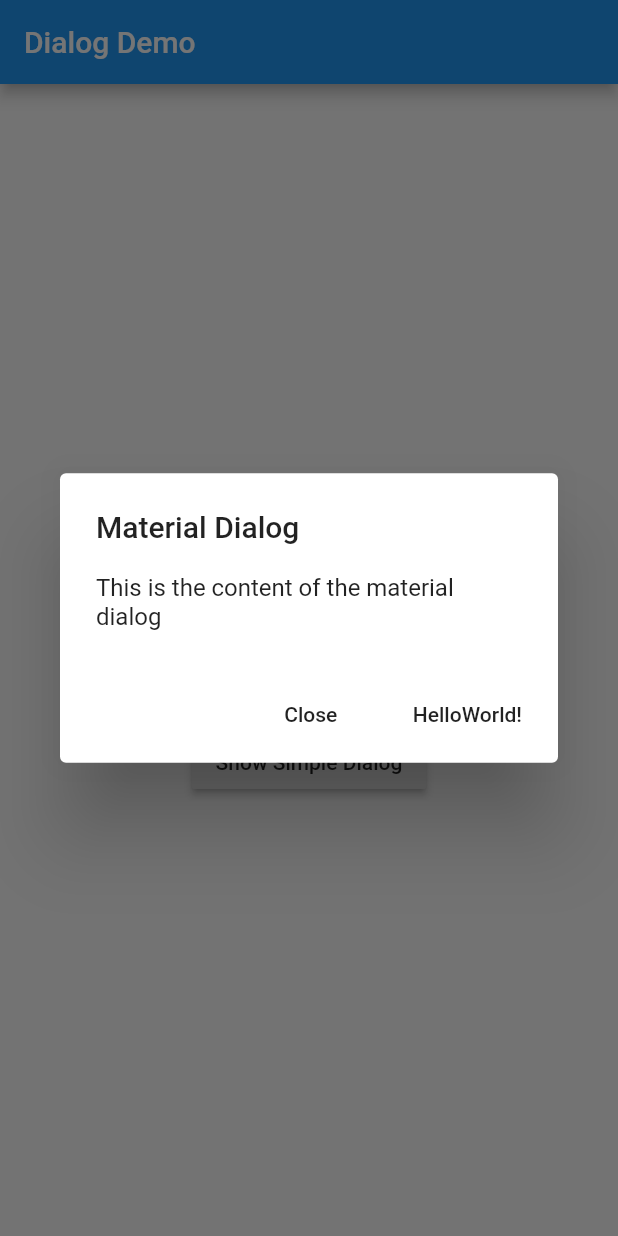
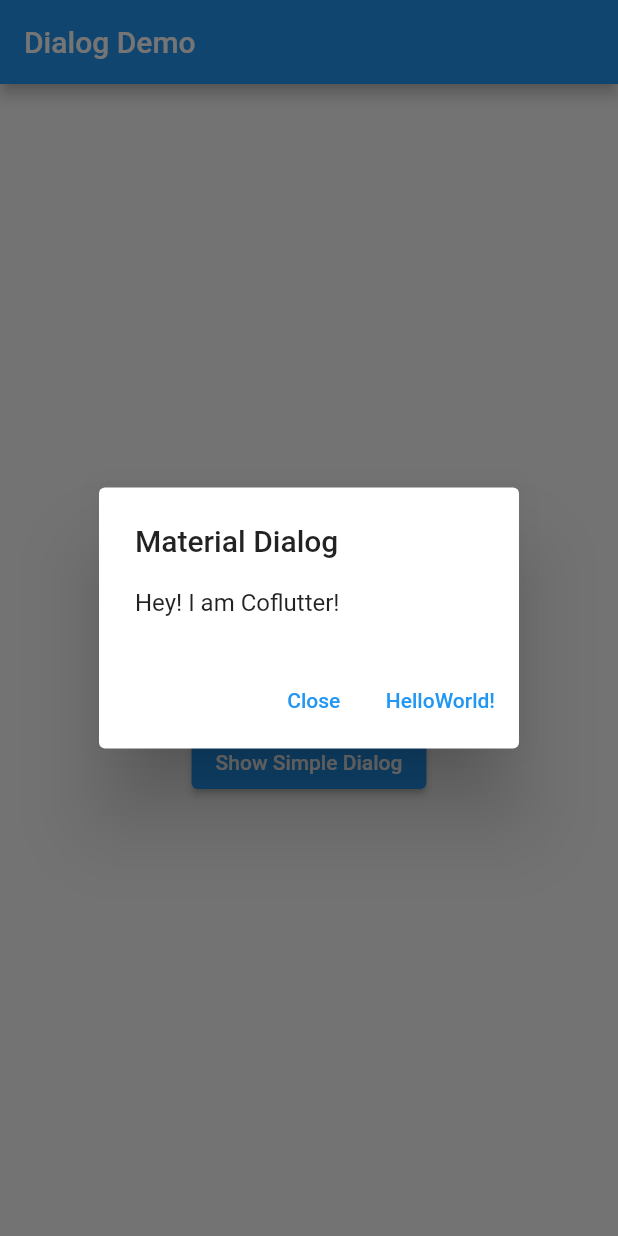
Before and after one commit to pdkcoder/coflutter, a Flutter app: the StatelessWidgetDemo screen opened directly, after a tap on "Show Material Dialog", on a phone screen of 412 x 824 dp. Run offline on Flutter 3.47's test engine with Material 2 defaults, Android fonts, the phone set to English and light mode, and no system bars.

Commit message:
Update code: replace deprecated widgets

```diff
--- a/lib/flutter/dialog/show_dialog_demo.dart
+++ b/lib/flutter/dialog/show_dialog_demo.dart
@@ -35,7 +35,7 @@ class _StatelessWidgetDemoState extends State<StatelessWidgetDemo> {
               child: Column(
                 mainAxisAlignment: MainAxisAlignment.center,
                 children: <Widget>[
-                  RaisedButton(
+                  ElevatedButton(
                     onPressed: () {
                       _showMaterialDialog();
                     },
@@ -44,7 +44,7 @@ class _StatelessWidgetDemoState extends State<StatelessWidgetDemo> {
                   SizedBox(
                     height: 20,
                   ),
-                  RaisedButton(
+                  ElevatedButton(
                     onPressed: () {
                       _showCupertinoDialog();
                     },
@@ -53,7 +53,7 @@ class _StatelessWidgetDemoState extends State<StatelessWidgetDemo> {
                   SizedBox(
                     height: 20,
                   ),
-                  RaisedButton(
+                  ElevatedButton(
                     onPressed: () {
                       _showSimpleDialog();
                     },
@@ -70,14 +70,14 @@ class _StatelessWidgetDemoState extends State<StatelessWidgetDemo> {
         builder: (context) {
           return AlertDialog(
             title: Text('Material Dialog'),
-            content: Text('This is the content of the material dialog'),
+            content: Text('Hey! I am Coflutter!'),
             actions: <Widget>[
-              FlatButton(
+              TextButton(
                   onPressed: () {
                     _dismissDialog();
                   },
                   child: Text('Close')),
-              FlatButton(
+              TextButton(
                 onPressed: () {
                   print('HelloWorld!');
                   _dismissDialog();
@@ -99,14 +99,14 @@ class _StatelessWidgetDemoState extends State<StatelessWidgetDemo> {
         builder: (context) {
           return CupertinoAlertDialog(
             title: Text('Cupertino Dialog'),
-            content: Text('This is the content of the cupertino dialog'),
+            content: Text('Hey! I am Coflutter!'),
             actions: <Widget>[
-              FlatButton(
+              TextButton(
                   onPressed: () {
                     _dismissDialog();
                   },
                   child: Text('Close')),
-              FlatButton(
+              TextButton(
                 onPressed: () {
                   print('HelloWorld!');
                   _dismissDialog();
```
